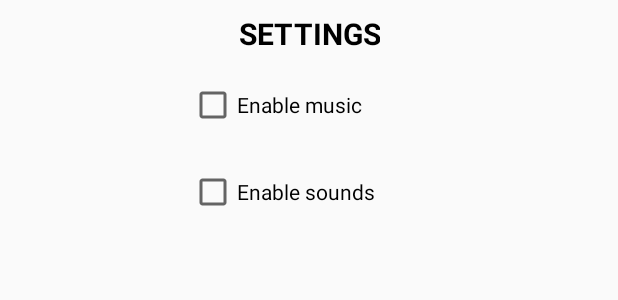
After one commit to YuppLo/FlappyBird, an Android app: the layout settings_dialog.xml on its own in the app's theme, with its tools: preview values and no code run, on a phone screen of 412 x 824 dp. The commit adds this screen. Shown: the top 300 px of the screen. Run offline under Robolectric (Android 15) with nearby library versions, the phone set to English and light mode, and no system bars.

Commit message:
Commit #11
Adding settings dialog and simple score count.

```diff
--- a/app/src/main/AndroidManifest.xml
+++ b/app/src/main/AndroidManifest.xml
@@ -18,6 +18,8 @@
         </activity>
         <activity android:name=".DifficultyActivity" android:screenOrientation="landscape"/>
         <activity android:name=".MainActivity" android:screenOrientation="landscape"/>
+        <activity android:name=".settingsDialog" android:theme="@style/styleActivityDialog" android:launchMode="singleTop"/>
     </application>
 
+    <uses-permission android:name="android.permission.VIBRATE"/>
 </manifest>
--- a/app/src/main/java/com/example/petr/flappybird/MainActivity.java
+++ b/app/src/main/java/com/example/petr/flappybird/MainActivity.java
@@ -13,6 +13,7 @@ public class MainActivity extends Activity {
     {
         Bundle b = getIntent().getExtras();
         GameView.chosenDiff = b.getString("chosenDiff");
+
         super.onCreate(savedInstanceState);
         getWindow().setFlags(WindowManager.LayoutParams.FLAG_FULLSCREEN, WindowManager.LayoutParams.FLAG_FULLSCREEN);
         this.requestWindowFeature(Window.FEATURE_NO_TITLE);
--- a/app/src/main/java/com/example/petr/flappybird/PipeSprite.java
+++ b/app/src/main/java/com/example/petr/flappybird/PipeSprite.java
@@ -10,6 +10,7 @@ public class PipeSprite
     private Bitmap image;
     private Bitmap image2;
     public int xX, yY;
+    public boolean isPassed = false;
     private int screenHeight = Resources.getSystem().getDisplayMetrics().heightPixels;
 
     public PipeSprite (Bitmap bmp, Bitmap bmp2, int x, int y)
--- /dev/null
+++ b/app/src/main/res/drawable/bg_activity_dialog.xml
@@ -0,0 +1,9 @@
+<?xml version="1.0" encoding="utf-8"?>
+<shape xmlns:android="http://schemas.android.com/apk/res/android">
+
+<stroke android:width="1dp" android:color="#C0C0C0" />
+<solid android:color="#FFFFFF" />
+<corners android:radius="5dp" />
+<padding android:top="5dp" android:bottom="5dp" android:left="5dp"
+    android:right="5dp"/>
+</shape>
--- /dev/null
+++ b/app/src/main/res/layout/settings_dialog.xml
@@ -0,0 +1,76 @@
+<?xml version="1.0" encoding="utf-8"?>
+<android.support.constraint.ConstraintLayout
+    xmlns:android="http://schemas.android.com/apk/res/android"
+    xmlns:app="http://schemas.android.com/apk/res-auto"
+    xmlns:tools="http://schemas.android.com/tools"
+    android:layout_width="match_parent"
+    android:layout_height="match_parent">
+
+    <CheckBox
+        android:id="@+id/cbSounds"
+        android:layout_width="160dp"
+        android:layout_height="wrap_content"
+        android:layout_marginStart="8dp"
+        android:layout_marginLeft="8dp"
+        android:layout_marginTop="8dp"
+        android:layout_marginEnd="8dp"
+        android:layout_marginRight="8dp"
+        android:text="Enable sounds"
+        android:onClick="checkboxClicked"
+        app:layout_constraintEnd_toEndOf="parent"
+        app:layout_constraintStart_toStartOf="parent"
+        app:layout_constraintTop_toTopOf="@+id/guideline3" />
+
+    <CheckBox
+        android:id="@+id/cbMusic"
+        android:layout_width="160dp"
+        android:layout_height="wrap_content"
+        android:layout_marginStart="8dp"
+        android:layout_marginLeft="8dp"
+        android:layout_marginTop="8dp"
+        android:layout_marginEnd="8dp"
+        android:layout_marginRight="8dp"
+        android:layout_marginBottom="8dp"
+        android:text="Enable music"
+        android:onClick="checkboxClicked"
+        app:layout_constraintBottom_toTopOf="@+id/guideline3"
+        app:layout_constraintEnd_toEndOf="parent"
+        app:layout_constraintStart_toStartOf="parent"
+        app:layout_constraintTop_toTopOf="@+id/guideline5"
+        app:layout_constraintVertical_bias="0.12" />
+
+    <android.support.constraint.Guideline
+        android:id="@+id/guideline3"
+        android:layout_width="wrap_content"
+        android:layout_height="wrap_content"
+        android:orientation="horizontal"
+        app:layout_constraintGuide_begin="104dp" />
+
+    <android.support.constraint.Guideline
+        android:id="@+id/guideline5"
+        android:layout_width="wrap_content"
+        android:layout_height="wrap_content"
+        android:orientation="horizontal"
+        app:layout_constraintGuide_begin="45dp" />
+
+    <TextView
+        android:id="@+id/textView2"
+        android:layout_width="wrap_content"
+        android:layout_height="wrap_content"
+        android:layout_marginStart="8dp"
+        android:layout_marginLeft="8dp"
+        android:layout_marginTop="8dp"
+        android:layout_marginEnd="8dp"
+        android:layout_marginRight="8dp"
+        android:layout_marginBottom="8dp"
+        android:text="SETTINGS"
+        android:textAlignment="center"
+        android:textColor="@android:color/black"
+        android:textSize="20dp"
+        android:textStyle="bold"
+        app:layout_constraintBottom_toTopOf="@+id/guideline5"
+        app:layout_constraintEnd_toEndOf="parent"
+        app:layout_constraintStart_toStartOf="parent"
+        app:layout_constraintTop_toTopOf="parent" />
+
+</android.support.constraint.ConstraintLayout>
--- a/app/src/main/res/values/styles.xml
+++ b/app/src/main/res/values/styles.xml
@@ -8,4 +8,17 @@
         <item name="colorAccent">@color/colorAccent</item>
     </style>
 
+
+    <style name="styleActivityDialog" parent="@android:style/Theme.Light.NoTitleBar">
+        <item name="android:windowNoTitle">true</item>
+        <item name="android:windowFrame">@null</item>
+        <item name="android:windowIsFloating">true</item>
+        <item name="android:windowContentOverlay">@null</item>
+        <item name="android:colorBackgroundCacheHint">@android:color/transparent</item>
+        <item name="android:windowAnimationStyle">@android:style/Animation.Dialog</item>
+        <item name="android:windowSoftInputMode">stateUnspecified|adjustPan</item>
+
+       <item name="android:windowBackground">@drawable/bg_activity_dialog</item>
+    </style>
+
 </resources>
```
Also changed, not shown: app/src/main/java/com/example/petr/flappybird/GameView.java (+79 -8 lines), app/src/main/java/com/example/petr/flappybird/MenuActivity.java (+26 -0 lines), app/src/main/java/com/example/petr/flappybird/settingsDialog.java (added, +77 -0 lines), app/src/main/res/layout/activity_main.xml (+30 -7 lines), app/src/main/res/layout/menu_activity.xml (+13 -1 lines), app/src/main/res/drawable/settings_icon.png (added).
